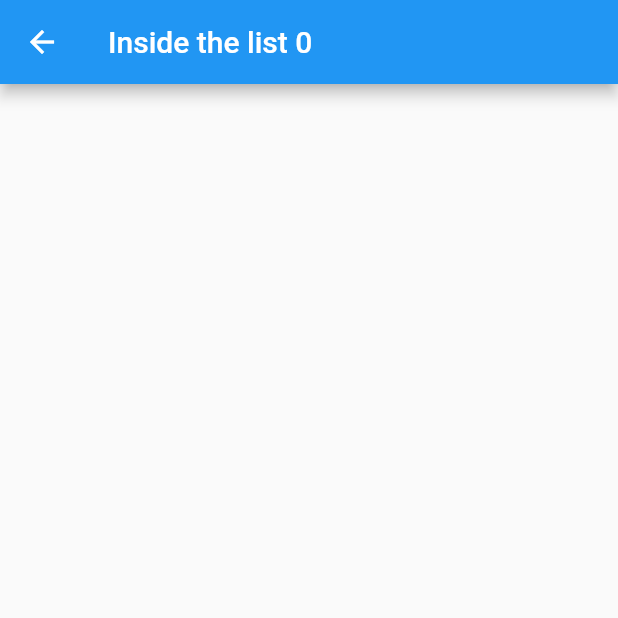
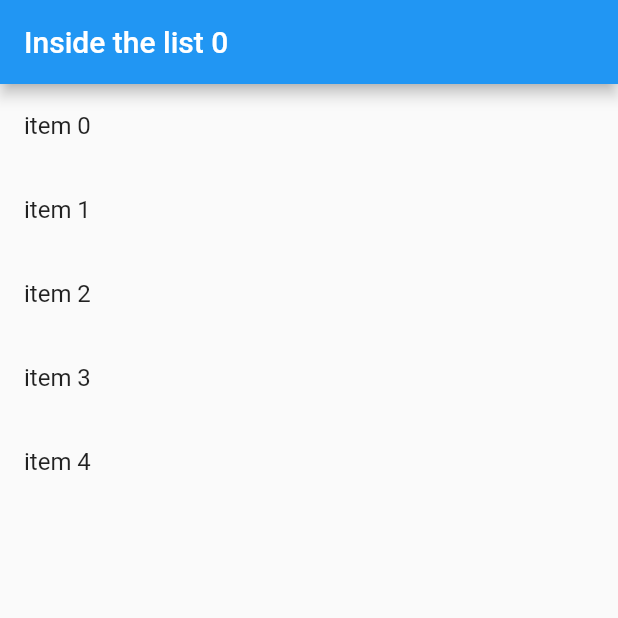
Before and after one commit to CAHevs/GMoria_grp4, a Flutter app: the screen it shows after launch, after a tap on an icon or button, on a phone screen of 412 x 824 dp, the top half of it. Run offline on Flutter 3.47's test engine with Material 2 defaults, Android fonts, the phone set to English and light mode, and no system bars.

Commit message:
Rows with score and button in the main page

```diff
--- a/lib/main.dart
+++ b/lib/main.dart
@@ -56,17 +56,61 @@ abstract class ListItem {
 
 }
 
-/// A ListItem that contains data to display a heading.
+/// A ListItem that contains data to display.
 class HeadingItem implements ListItem {
   final String heading;
+  final String score = '10/20';
+  final String scoreHeading = 'Last score';
 
   HeadingItem(this.heading);
 
   Widget buildTitle(BuildContext context) {
-    return Text(
-      heading,
-      style: Theme.of(context).textTheme.headline5,
-    );
+    return
+      Row(mainAxisAlignment: MainAxisAlignment.spaceBetween,
+      children: <Widget>[
+        Container(
+          child: Row(
+            children: [
+              Text(
+                heading,
+                style: Theme.of(context).textTheme.headline5,
+                )
+
+            ],)
+        ),
+        Container(
+          child: Row(children: [
+              Column(crossAxisAlignment: CrossAxisAlignment.start,
+              children: [
+                Text(
+                  scoreHeading,
+                  style: TextStyle(
+                    fontSize: 25.0,
+                    color: Colors.black87
+                  ),
+                ),
+                Text(
+                  score,
+                  style: TextStyle(
+                    fontSize: 20.0,
+                    color: Colors.black54
+                  ),
+                ),
+              ],),
+              Column(crossAxisAlignment: CrossAxisAlignment.start,
+              children: [
+                IconButton(icon: Icon(Icons.play_circle_outline),
+                    disabledColor: Colors.red,
+                    iconSize: 45,
+                    onPressed: null)
+              ],)
+          ],)
+
+        )
+
+      ]);
+
+
   }
 }
 
@@ -80,19 +124,56 @@ class MessageItem implements ListItem {
   Widget buildTitle(BuildContext context) => Text(sender);
 }
 
+class ListPageItem implements ListItem {
+  final String text;
+
+   ListPageItem(this.text);
+
+  Widget buildTitle(BuildContext context){
+    return
+      Row(mainAxisAlignment: MainAxisAlignment.spaceBetween,
+      children: <Widget>[
+          Text(
+            text
+          )
+      ],
+      );
+  }
+}
+
 class ListPage extends StatelessWidget{
-
+  final List<ListItem> items = List<ListItem>.generate(
+      5,
+      (i) => ListPageItem("item $i")
+    );
   final int indexCaller;
   ListPage(this.indexCaller);
+
+
   @override
   Widget build(BuildContext context) {
 
-    return Scaffold(
-      appBar: AppBar(
-        title: Text("Inside the list "+indexCaller.toString()),
+    return MaterialApp(
+      home: Scaffold(
+        appBar: AppBar(
+          title: Text("Inside the list "+indexCaller.toString()),
+        ),
+        body: ListView.builder(
+          // Let the ListView know how many items it needs to build.
+          itemCount: items.length,
+          // Provide a builder function. This is where the magic happens.
+          // Convert each item into a widget based on the type of item it is.
+          itemBuilder: (context, index) {
+            final item = items[index];
 
+            return ListTile(
+              title: item.buildTitle(context),
+            );
+          },
+        ),
       ),
     );
+
   }
 
 }
```
Also changed, not shown: 1 other file.
